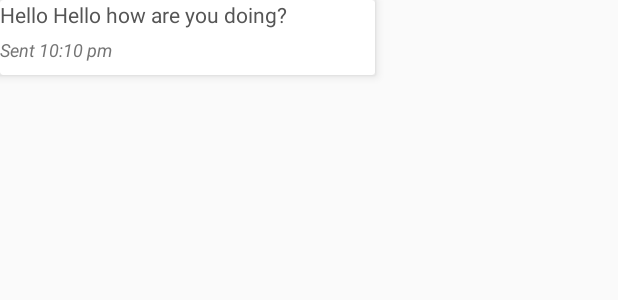
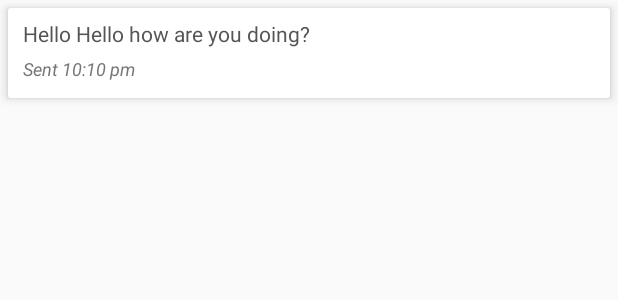
Before and after one commit to semani2/Capstone-Project, an Android app: the layout chat_message_self.xml on its own in the app's theme, with its tools: preview values and no code run, on a phone screen of 412 x 824 dp. Shown: the top 300 px of the screen. Run offline under Robolectric (Android 15) with nearby library versions, the phone set to English and light mode, and no system bars.

Commit message:
Chat implemented

```diff
--- a/Travelogue/app/src/main/res/layout/chat_message_self.xml
+++ b/Travelogue/app/src/main/res/layout/chat_message_self.xml
@@ -1,21 +1,28 @@
 <?xml version="1.0" encoding="utf-8"?>
 <android.support.v7.widget.CardView xmlns:android="http://schemas.android.com/apk/res/android"
-    android:layout_width="wrap_content"
-    android:layout_height="wrap_content"
+    android:layout_width="match_parent"
+    android:layout_height="60dp"
     xmlns:app="http://schemas.android.com/apk/res-auto"
     xmlns:tools="http://schemas.android.com/tools"
     app:cardElevation="4dp"
-    android:minWidth="250dp">
+    android:layout_gravity="end"
+    android:id="@+id/chat_message_card_view"
+    android:layout_margin="5dp">
 
     <LinearLayout
         android:layout_width="match_parent"
         android:layout_height="wrap_content"
-        android:orientation="horizontal">
+        android:orientation="horizontal"
+        android:weightSum="1"
+        android:paddingStart="10dp"
+        android:paddingEnd="10dp">
 
         <LinearLayout
-            android:layout_width="match_parent"
+            android:layout_width="0dp"
             android:layout_height="wrap_content"
-            android:orientation="vertical">
+            android:orientation="vertical"
+            android:layout_weight="0.8"
+            android:layout_gravity="center_vertical">
             <TextView
                 android:layout_width="match_parent"
                 android:layout_height="wrap_content"
@@ -37,10 +44,13 @@
         </LinearLayout>
 
         <ImageView
-            android:layout_width="50dp"
+            android:layout_width="0dp"
             android:layout_height="50dp"
             android:layout_gravity="bottom"
-            android:id="@+id/message_avatar_image_view"/>
+            android:id="@+id/message_avatar_image_view"
+            android:layout_weight="0.2"
+            android:layout_marginTop="3dp"
+            android:layout_marginBottom="3dp"/>
     </LinearLayout>
 
 </android.support.v7.widget.CardView>
```
Also changed, not shown: Travelogue/app/src/main/java/sai/developement/travelogue/adapters/ChatAdapter.java (+19 -6 lines), Travelogue/app/src/main/res/layout/chat_message_other.xml (+17 -8 lines).
